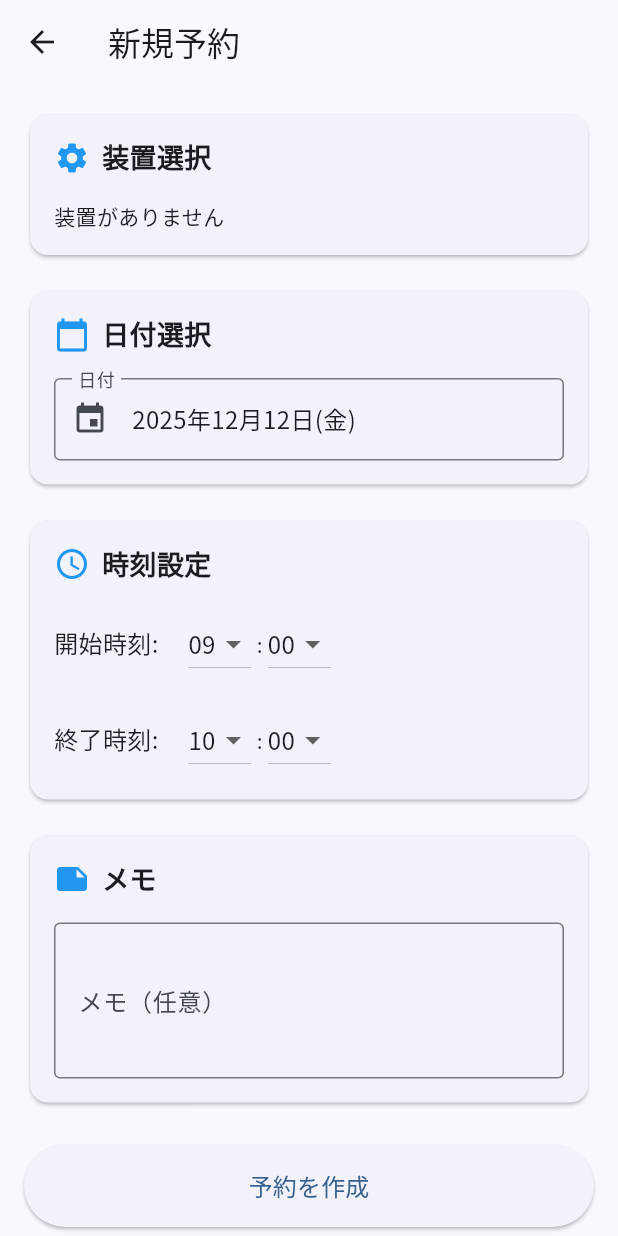
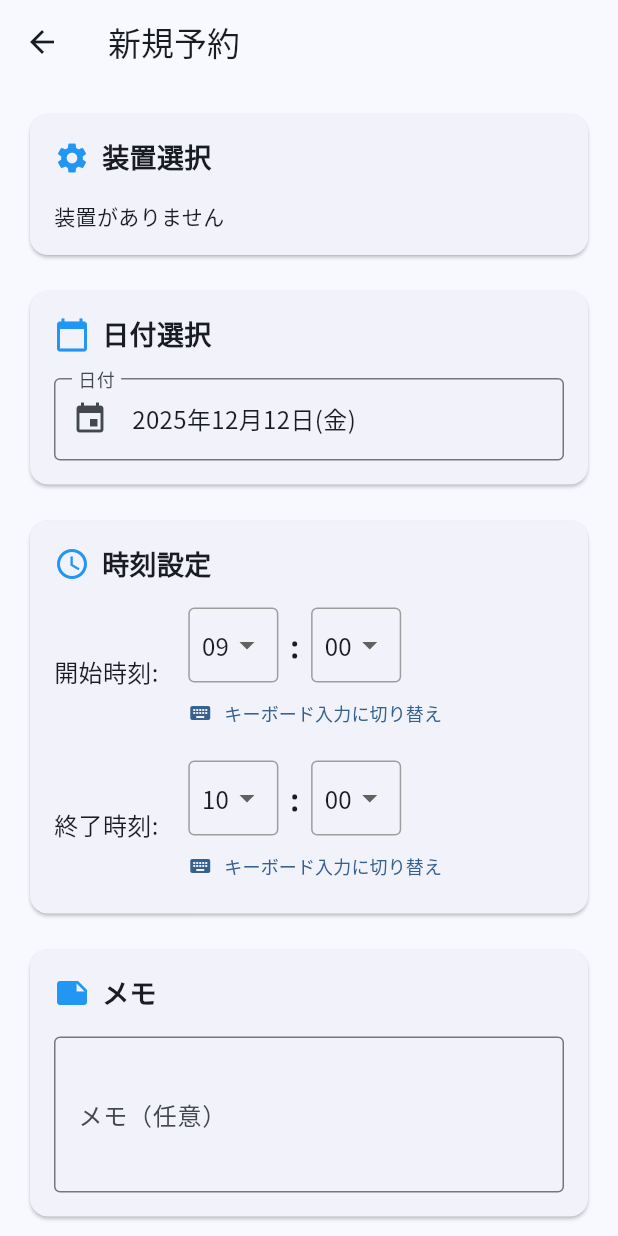
Before and after one commit to YAMASHOYAMASHO/cx6_booking_app, a Flutter app: the ReservationFormPage screen opened directly with empty values, on a phone screen of 412 x 824 dp. Run offline on Flutter 3.47's test engine with Material 3 defaults, Android fonts, the phone set to English and light mode, and no system bars; our stand-ins replace cloud_firestore, csv, firebase_auth, firebase_core, flutter_colorpicker, flutter_riverpod and 1 more; accounts and stored records are empty.

Commit message:
feat: firebaseの読み込みの軽量化を実装

```diff
--- a/lib/src/models/favorite_reservation_execution.dart
+++ b/lib/src/models/favorite_reservation_execution.dart
@@ -30,9 +30,9 @@ class FavoriteReservationExecution {
   /// サマリーテキスト
   String get summary {
     if (canExecute) {
-      return '✓ 実行可能（${reservationCount}件の予約を作成）';
+      return '✓ 実行可能（$reservationCount件の予約を作成）';
     } else {
-      return '⚠ ${conflictCount}件の競合があります';
+      return '⚠ $conflictCount件の競合があります';
     }
   }
 }
--- a/lib/src/repositories/reservation_repository.dart
+++ b/lib/src/repositories/reservation_repository.dart
@@ -67,12 +67,13 @@ class ReservationRepository {
         });
   }
 
-  /// 特定のユーザーの予約を取得
+  /// 特定のユーザーの予約を取得（最新50件）
   Stream<List<Reservation>> getReservationsByUserStream(String userId) {
     return _firestore
         .collection(_collectionName)
         .where('userId', isEqualTo: userId)
         .orderBy('startTime', descending: true)
+        .limit(50) // 読み取り数削減のため制限
         .snapshots()
         .map((snapshot) {
           return snapshot.docs
@@ -162,26 +163,33 @@ class ReservationRepository {
     await _firestore.collection(_collectionName).doc(id).delete();
   }
 
-  /// 予約の重複チェック
+  /// 予約の重複チェック（最適化版）
   Future<List<Reservation>> _checkConflicts(
     String equipmentId,
     DateTime startTime,
     DateTime endTime, {
     String? excludeId,
   }) async {
-    // 同じ装置の予約を全て取得
+    // 最適化されたクエリ:
+    // 既存予約の終了時刻が、新規予約の開始時刻より後であるものだけを取得する。
+    // これにより、既に終わっている過去の予約を全て除外できる。
+    // Note: これには複合インデックス (equipmentId ASC, endTime ASC) が必要になる場合がある。
+
     final snapshot = await _firestore
         .collection(_collectionName)
         .where('equipmentId', isEqualTo: equipmentId)
+        .where('endTime', isGreaterThan: startTime) // 終了時刻が開始時刻より未来のものだけ
         .get();
 
     print(
-      '重複チェック開始: equipmentId=$equipmentId, 開始=${startTime.toString()}, 終了=${endTime.toString()}',
+      '重複チェック開始(最適化済): equipmentId=$equipmentId, 開始=${startTime.toString()}, 終了=${endTime.toString()}',
     );
-    print('取得した予約数: ${snapshot.docs.length}');
+    print('取得した候補予約数: ${snapshot.docs.length}');
 
-    // 時間の重複をチェック
+    // メモリ内で厳密なチェック
     // 重複条件: (新規予約の開始時刻 < 既存予約の終了時刻) AND (新規予約の終了時刻 > 既存予約の開始時刻)
+    // クエリで `endTime > startTime` は保証されているので、
+    // 残りの条件 `startTime < endTime` (既存予約の開始 < 新規予約の終了) をチェックすればよい。
     final conflicts = snapshot.docs
         .map((doc) => Reservation.fromFirestore(doc.data(), doc.id))
         .where((r) {
@@ -189,9 +197,11 @@ class ReservationRepository {
           if (excludeId != null && r.id == excludeId) {
             return false;
           }
-          // 時間の重複チェック
-          final hasConflict =
-              startTime.isBefore(r.endTime) && endTime.isAfter(r.startTime);
+
+          // 既にクエリで r.endTime > startTime はフィルタされているため、
+          // ここでは r.startTime < endTime だけチェックすれば重複確定
+          final hasConflict = r.startTime.isBefore(endTime);
+
           if (hasConflict) {
             print('重複発見: ${r.id}, 開始=${r.startTime}, 終了=${r.endTime}');
           }
--- a/lib/src/viewmodels/reservation_viewmodel.dart
+++ b/lib/src/viewmodels/reservation_viewmodel.dart
@@ -8,8 +8,8 @@ final reservationRepositoryProvider = Provider<ReservationRepository>((ref) {
   return ReservationRepository();
 });
 
-/// 全予約リストのプロバイダー（認証状態を確認）
-final reservationsProvider = StreamProvider<List<Reservation>>((ref) {
+/// 全予約リストのプロバイダー（管理者用：全件取得するため注意）
+final adminAllReservationsProvider = StreamProvider<List<Reservation>>((ref) {
   // 認証状態を確認
   final authUser = ref.watch(authStateProvider).value;
 
--- a/lib/src/views/admin/allowed_users_csv_dialog.dart
+++ b/lib/src/views/admin/allowed_users_csv_dialog.dart
@@ -134,7 +134,7 @@ class _AllowedUsersCsvDialogState extends ConsumerState<AllowedUsersCsvDialog> {
           .addAllowedUsersFromCsv(users);
 
       setState(() {
-        _result = '成功: ${count}件追加しました';
+        _result = '成功: $count件追加しました';
         _isLoading = false;
         _controller.clear();
       });
--- a/lib/src/views/admin/equipment_form_dialog.dart
+++ b/lib/src/views/admin/equipment_form_dialog.dart
@@ -116,7 +116,7 @@ class _EquipmentFormDialogState extends ConsumerState<EquipmentFormDialog> {
                         children: [
                           Expanded(
                             child: DropdownButtonFormField<String>(
-                              value: _selectedLocationId,
+                              initialValue: _selectedLocationId,
                               decoration: const InputDecoration(
                                 labelText: '場所 *',
                                 border: OutlineInputBorder(),
--- a/lib/src/views/admin/reservation_management_page.dart
+++ b/lib/src/views/admin/reservation_management_page.dart
@@ -174,7 +174,7 @@ class _TimelineView extends ConsumerWidget {
     final equipmentsAsync = ref.watch(
       equipmentsByLocationProvider(selectedLocationId),
     );
-    final reservationsAsync = ref.watch(reservationsProvider);
+    final reservationsAsync = ref.watch(adminAllReservationsProvider);
 
     return equipmentsAsync.when(
       data: (equipments) {
--- a/lib/src/views/login_page.dart
+++ b/lib/src/views/login_page.dart
@@ -271,7 +271,7 @@ class _LoginPageState extends ConsumerState<LoginPage> {
 
     // その他のエラー（詳細を含める）
     return '【エラー】${_isSignUp ? "アカウント作成" : "ログイン"}に失敗しました。\n'
-        '詳細: ${error.length > 100 ? error.substring(0, 100) + "..." : error}';
+        '詳細: ${error.length > 100 ? "${error.substring(0, 100)}..." : error}';
   }
 }
 
--- a/lib/src/views/reservation_form_page.dart
+++ b/lib/src/views/reservation_form_page.dart
@@ -9,6 +9,7 @@ import '../viewmodels/auth_viewmodel.dart';
 import '../viewmodels/reservation_viewmodel.dart';
 import '../viewmodels/equipment_viewmodel.dart';
 import '../viewmodels/location_viewmodel.dart';
+import 'widgets/unified_time_picker.dart';
 
 /// 予約フォーム画面
 class ReservationFormPage extends ConsumerStatefulWidget {
@@ -132,7 +133,7 @@ class _ReservationFormPageState extends ConsumerState<ReservationFormPage> {
                                 return locationsAsync.when(
                                   data: (locations) {
                                     return DropdownButtonFormField<String>(
-                                      value: _selectedEquipment.id,
+                                      initialValue: _selectedEquipment.id,
                                       decoration: const InputDecoration(
                                         labelText: '装置',
                                         border: OutlineInputBorder(),
@@ -271,12 +272,26 @@ class _ReservationFormPageState extends ConsumerState<ReservationFormPage> {
                             ),
                             const SizedBox(height: 16),
                             // 開始時刻
-                            _buildTimePicker(
-                              label: '開始時刻',
-                              time: _startTime,
+                            Row(
+                              children: [
+                                const Text(
+                                  '開始時刻: ',
+                                  style: TextStyle(fontSize: 16),
+                                ),
+                                const SizedBox(width: 16),
+                                UnifiedTimePicker(
+                                  initialTime: TimeOfDay.fromDateTime(
+                                    _startTime,
+                                  ),
                                   onChanged: (time) {
                                     setState(() {
-                                  _startTime = time;
+                                      _startTime = DateTime(
+                                        _startTime.year,
+                                        _startTime.month,
+                                        _startTime.day,
+                                        time.hour,
+                                        time.minute,
+                                      );
                                       if (_endTime.isBefore(_startTime)) {
                                         _endTime = _startTime.add(
                                           const Duration(hours: 1),
@@ -285,16 +300,32 @@ class _ReservationFormPageState extends ConsumerState<ReservationFormPage> {
                                     });
                                   },
                                 ),
+                              ],
+                            ),
                             const SizedBox(height: 16),
                             // 終了時刻
-                            _buildTimePicker(
-                              label: '終了時刻',
-                              time: _endTime,
+                            Row(
+                              children: [
+                                const Text(
+                                  '終了時刻: ',
+                                  style: TextStyle(fontSize: 16),
+                                ),
+                                const SizedBox(width: 16),
+                                UnifiedTimePicker(
+                                  initialTime: TimeOfDay.fromDateTime(_endTime),
                                   onChanged: (time) {
                                     setState(() {
-                                  _endTime = time;
+                                      _endTime = DateTime(
+                                        _endTime.year,
+                                        _endTime.month,
+                                        _endTime.day,
+                                        time.hour,
+                                        time.minute,
+                                      );
                                     });
                                   },
+                                ),
+                              ],
                             ),
                           ],
                         ),
@@ -434,52 +465,6 @@ class _ReservationFormPageState extends ConsumerState<ReservationFormPage> {
           ),
         ),
       ),
-    );
-  }
-
-  Widget _buildTimePicker({
-    required String label,
-    required DateTime time,
-    required Function(DateTime) onChanged,
-  }) {
-    return Row(
-      children: [
-        Text('$label: ', style: const TextStyle(fontSize: 16)),
-        const SizedBox(width: 16),
-        DropdownButton<int>(
-          value: time.hour,
-          items: List.generate(24, (i) => i).map((hour) {
-            return DropdownMenuItem(
-              value: hour,
-              child: Text(hour.toString().padLeft(2, '0')),
-            );
-          }).toList(),
-          onChanged: (hour) {
-            if (hour != null) {
-              onChanged(
-                DateTime(time.year, time.month, time.day, hour, time.minute),
-              );
-            }
-          },
-        ),
-        const Text(' : '),
-        DropdownButton<int>(
-          value: time.minute,
-          items: List.generate(12, (i) => i * 5).map((minute) {
-            return DropdownMenuItem(
-              value: minute,
-              child: Text(minute.toString().padLeft(2, '0')),
-            );
-          }).toList(),
-          onChanged: (minute) {
-            if (minute != null) {
-              onChanged(
-                DateTime(time.year, time.month, time.day, time.hour, minute),
-              );
-            }
-          },
-        ),
-      ],
     );
   }
 
--- /dev/null
+++ b/lib/src/views/widgets/unified_time_picker.dart
@@ -0,0 +1,259 @@
+import 'package:flutter/material.dart';
+import 'package:flutter/services.dart';
+
+class UnifiedTimePicker extends StatefulWidget {
+  final TimeOfDay initialTime;
+  final ValueChanged<TimeOfDay> onChanged;
+
+  const UnifiedTimePicker({
+    super.key,
+    required this.initialTime,
+    required this.onChanged,
+  });
+
+  @override
+  State<UnifiedTimePicker> createState() => _UnifiedTimePickerState();
+}
+
+class _UnifiedTimePickerState extends State<UnifiedTimePicker> {
+  late TimeOfDay _time;
+  bool _isDropdownMode = true;
+
+  // Controllers for text fields
+  late TextEditingController _hourController;
+  late TextEditingController _minuteController;
+
+  @override
+  void initState() {
+    super.initState();
+    _time = widget.initialTime;
+    _hourController = TextEditingController(
+      text: _time.hour.toString().padLeft(2, '0'),
+    );
+    _minuteController = TextEditingController(
+      text: _time.minute.toString().padLeft(2, '0'),
+    );
+  }
+
+  @override
+  void didUpdateWidget(UnifiedTimePicker oldWidget) {
+    super.didUpdateWidget(oldWidget);
+    if (widget.initialTime != oldWidget.initialTime) {
+      _time = widget.initialTime;
+      // Only update text if not focused to avoid interrupting typing?
+      // For simplicity, we update if the parent changes it.
+      // But usually parent changes it based on our callback.
+      // To avoid cursor jumping, we might want to be careful.
+      // However, since we use local state for immediate updates, we might not need to force update from parent unless it's a completely external change.
+      // Let's keep it simple: sync if different.
+      if (_hourController.text != _time.hour.toString().padLeft(2, '0')) {
+        _hourController.text = _time.hour.toString().padLeft(2, '0');
+      }
+      if (_minuteController.text != _time.minute.toString().padLeft(2, '0')) {
+        _minuteController.text = _time.minute.toString().padLeft(2, '0');
+      }
+    }
+  }
+
+  @override
+  void dispose() {
+    _hourController.dispose();
+    _minuteController.dispose();
+    super.dispose();
+  }
+
+  void _updateTime(int newHour, int newMinute) {
+    final newTime = TimeOfDay(hour: newHour, minute: newMinute);
+    setState(() {
+      _time = newTime;
+      // Update text controllers if we are not typing in them (e.g. dropdown change)
+      // Or just always keep them in sync
+      _hourController.text = newHour.toString().padLeft(2, '0');
+      _minuteController.text = newMinute.toString().padLeft(2, '0');
+    });
+    widget.onChanged(newTime);
+  }
+
+  void _onHourChanged(String value) {
+    if (value.isEmpty) return;
+    final int? newHour = int.tryParse(value);
+    if (newHour != null && newHour >= 0 && newHour < 24) {
+      _updateTime(newHour, _time.minute);
+    }
+  }
+
+  void _onMinuteChanged(String value) {
+    if (value.isEmpty) return;
+    final int? newMinute = int.tryParse(value);
+    if (newMinute != null && newMinute >= 0 && newMinute < 60) {
+      _updateTime(_time.hour, newMinute);
+    }
+  }
+
+  @override
+  Widget build(BuildContext context) {
+    return Column(
+      crossAxisAlignment: CrossAxisAlignment.start,
+      mainAxisSize: MainAxisSize.min,
+      children: [
+        if (_isDropdownMode) _buildDropdownMode() else _buildInputMode(),
+        const SizedBox(height: 4),
+        Align(
+          alignment: Alignment.centerLeft,
+          child: TextButton.icon(
+            onPressed: () {
+              setState(() {
+                _isDropdownMode = !_isDropdownMode;
+              });
+            },
+            icon: Icon(
+              _isDropdownMode ? Icons.keyboard : Icons.arrow_drop_down_circle,
+              size: 16,
+            ),
+            label: Text(
+              _isDropdownMode ? 'キーボード入力に切り替え' : 'リスト選択に切り替え',
+              style: const TextStyle(fontSize: 12),
+            ),
+            style: TextButton.styleFrom(
+              padding: EdgeInsets.zero,
+              minimumSize: const Size(0, 32),
+              tapTargetSize: MaterialTapTargetSize.shrinkWrap,
+            ),
+          ),
+        ),
+      ],
+    );
+  }
+
+  Widget _buildInputMode() {
+    return Row(
+      mainAxisSize: MainAxisSize.min,
+      children: [
+        _buildTextField(
+          controller: _hourController,
+          onChanged: _onHourChanged,
+          max: 23,
+        ),
+        const Padding(
+          padding: EdgeInsets.symmetric(horizontal: 8.0),
+          child: Text(
+            ':',
+            style: TextStyle(fontSize: 20, fontWeight: FontWeight.bold),
+          ),
+        ),
+        _buildTextField(
+          controller: _minuteController,
+          onChanged: _onMinuteChanged,
+          max: 59,
+        ),
+      ],
+    );
+  }
+
+  Widget _buildTextField({
+    required TextEditingController controller,
+    required ValueChanged<String> onChanged,
+    required int max,
+  }) {
+    return SizedBox(
+      width: 60,
+      child: TextField(
+        controller: controller,
+        keyboardType: TextInputType.number,
+        textAlign: TextAlign.center,
+        inputFormatters: [
+          FilteringTextInputFormatter.digitsOnly,
+          LengthLimitingTextInputFormatter(2),
+          _RangeTextInputFormatter(max: max),
+        ],
+        decoration: const InputDecoration(
+          border: OutlineInputBorder(),
+          contentPadding: EdgeInsets.symmetric(vertical: 12),
+          isDense: true,
+        ),
+        onChanged: onChanged,
+        onSubmitted: (value) {
+          // Ensure 2 digits on submit
+          if (value.isNotEmpty) {
+            final int val = int.parse(value);
+            controller.text = val.toString().padLeft(2, '0');
+          }
+        },
+      ),
+    );
+  }
+
+  Widget _buildDropdownMode() {
+    return Row(
+      mainAxisSize: MainAxisSize.min,
+      children: [
+        _buildDropdown(
+          value: _time.hour,
+          items: List.generate(24, (i) => i),
+          onChanged: (val) => _updateTime(val!, _time.minute),
+        ),
+        const Padding(
+          padding: EdgeInsets.symmetric(horizontal: 8.0),
+          child: Text(
+            ':',
+            style: TextStyle(fontSize: 20, fontWeight: FontWeight.bold),
+          ),
+        ),
+        _buildDropdown(
+          value: _time.minute,
+          items: List.generate(60, (i) => i),
+          onChanged: (val) => _updateTime(_time.hour, val!),
+        ),
+      ],
+    );
+  }
+
+  Widget _buildDropdown({
+    required int value,
+    required List<int> items,
+    required ValueChanged<int?> onChanged,
+  }) {
+    return Container(
+      padding: const EdgeInsets.symmetric(horizontal: 8),
+      decoration: BoxDecoration(
+        border: Border.all(color: Colors.grey),
+        borderRadius: BorderRadius.circular(4),
+      ),
+      child: DropdownButton<int>(
+        value: value,
+        underline: const SizedBox(), // Remove default underline
+        items: items.map((i) {
+          return DropdownMenuItem(
+            value: i,
+            child: Text(i.toString().padLeft(2, '0')),
+          );
+        }).toList(),
+        onChanged: onChanged,
+        menuMaxHeight: 300,
+      ),
+    );
+  }
+}
+
+class _RangeTextInputFormatter extends TextInputFormatter {
+  final int max;
+
+  _RangeTextInputFormatter({required this.max});
+
+  @override
+  TextEditingValue formatEditUpdate(
+    TextEditingValue oldValue,
+    TextEditingValue newValue,
+  ) {
+    if (newValue.text.isEmpty) {
+      return newValue;
+    }
+
+    final int? value = int.tryParse(newValue.text);
+    if (value == null || value > max) {
+      return oldValue;
+    }
+
+    return newValue;
+  }
+}
```
Also changed, not shown: lib/src/views/equipment_timeline_page.dart (+8 -2 lines), lib/src/views/home_page.dart (+7 -1 lines), lib/src/views/my_page.dart (+9 -14 lines), lib/src/views/template_edit_page.dart (+17 -41 lines). Lines whose indentation alone changed are shown as unchanged.
